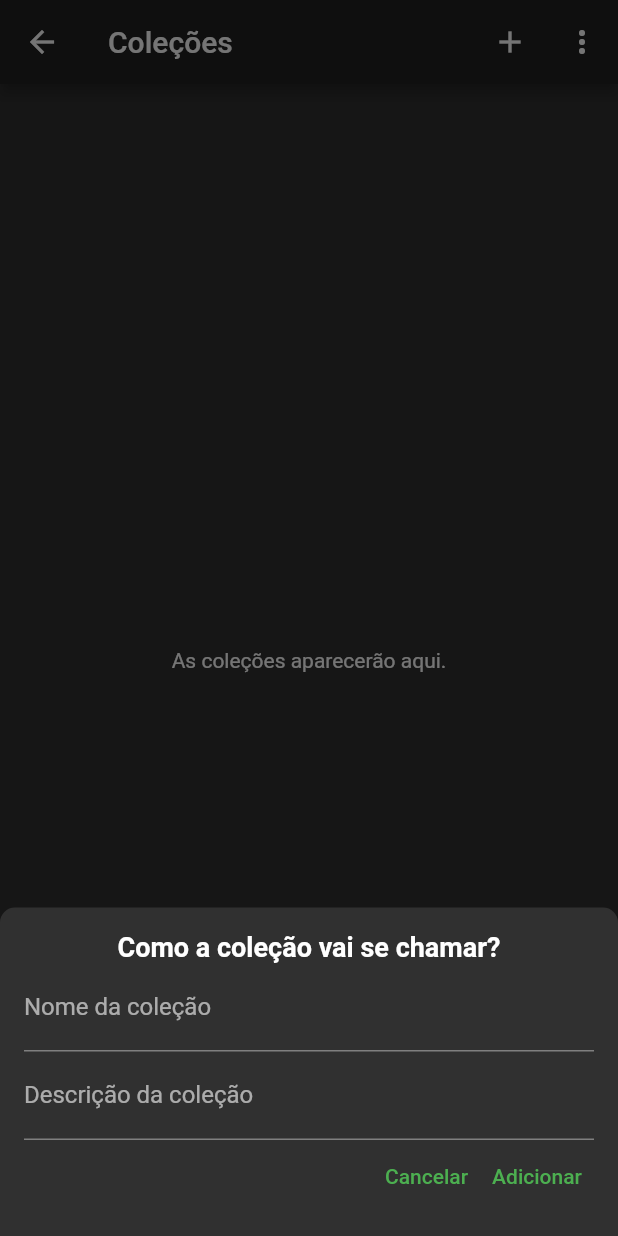
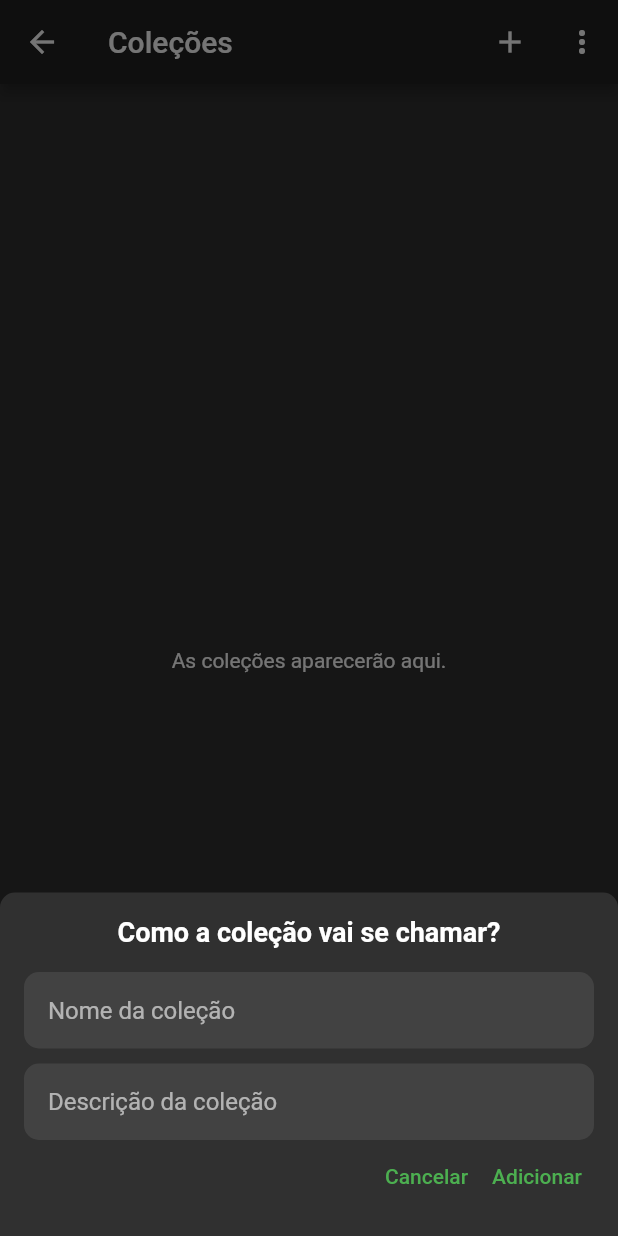
Before and after one commit to diegowinter/Notebook, a Flutter app: the DashboardScreen screen opened by its route, after a tap on the "add" icon, on a phone screen of 412 x 824 dp. Run offline on Flutter 3.47's test engine with Material 2 defaults, Android fonts, the phone set to English and light mode, and no system bars; our stand-ins replace flutter_markdown; missing offline and left inert: markdown; network calls fail.

Commit message:
change text inputs style and fix markdown quotes

```diff
--- a/lib/main.dart
+++ b/lib/main.dart
@@ -50,6 +50,7 @@ class MyApp extends StatelessWidget {
           brightness: Brightness.dark,
           //primaryColor: Colors.green,
           primarySwatch: Colors.green,
+          accentColor: Colors.grey,
           backgroundColor: Colors.black87
         ),
         themeMode: ThemeMode.dark,
--- a/lib/screens/dashboard_screen.dart
+++ b/lib/screens/dashboard_screen.dart
@@ -91,6 +91,11 @@ class _DashboardScreenState extends State<DashboardScreen> {
           PopupMenuButton(
             icon: Icon(Icons.more_vert),
             tooltip: 'Mais opções',
+            onSelected: (value) {
+              if (value == 1) {
+                Navigator.of(context).pushReplacementNamed(AppRoutes.AUTH);
+              }
+            },
             itemBuilder: (ctx) => [
               PopupMenuItem(
                 child: Row(
@@ -100,6 +105,7 @@ class _DashboardScreenState extends State<DashboardScreen> {
                     Text('Desconectar')
                   ],
                 ),
+                value: 1,
               )
             ],
           ),
--- a/lib/widgets/add_collection_modal.dart
+++ b/lib/widgets/add_collection_modal.dart
@@ -2,6 +2,8 @@ import 'package:flutter/material.dart';
 import 'package:notebook/providers/collections.dart';
 import 'package:notebook/utils/mode.dart';
 import 'package:provider/provider.dart';
+
+import 'custom_text_form_field.dart';
 
 class AddCollectionModal extends StatefulWidget {
   final String collectionId;
@@ -114,15 +116,14 @@ class _AddCollectionModalState extends State<AddCollectionModal> with SingleTick
                       fontWeight: FontWeight.bold
                     ),
                   ),
+                  SizedBox(height: 16),
                   Form(
                     key: _form,
                     child: Column(
                       children: [
-                        TextFormField(
+                        CustomTextFormField(
                           controller: _nameController,
-                          decoration: InputDecoration(
-                            labelText: 'Nome da coleção'
-                          ),
+                          hint: 'Nome da coleção',
                           validator: (value) {
                             if (value!.trim().isEmpty) {
                               return 'O nome não pode ser vazio.';
@@ -132,12 +133,12 @@ class _AddCollectionModalState extends State<AddCollectionModal> with SingleTick
                           onSaved: (value) => _formData['name'] = value!,
                           textInputAction: TextInputAction.next,
                           textCapitalization: TextCapitalization.sentences,
+                          maxLength: 50,
                         ),
-                        TextFormField(
+                        SizedBox(height: 10),
+                        CustomTextFormField(
                           controller: _descriptionController,
-                          decoration: InputDecoration(
-                            labelText: 'Descrição da coleção'
-                          ),
+                          hint: 'Descrição da coleção',
                           validator: (value) {
                             if (value!.trim().isEmpty) {
                               return 'A descrição não pode ser vazia.';
@@ -147,6 +148,7 @@ class _AddCollectionModalState extends State<AddCollectionModal> with SingleTick
                           onSaved: (value) => _formData['description'] = value!,
                           textInputAction: TextInputAction.done,
                           textCapitalization: TextCapitalization.sentences,
+                          maxLength: 100,
                         ),
                       ],
                     ),
--- /dev/null
+++ b/lib/widgets/custom_text_form_field.dart
@@ -0,0 +1,83 @@
+import 'package:flutter/material.dart';
+
+class CustomTextFormField extends StatelessWidget {
+  final String hint;
+  final int maxLength;
+  final bool showCounter;
+  final bool multiline;
+  final bool obscureText;
+  final TextInputAction textInputAction;
+  final String? Function(String?) validator;
+  final void Function(String?) onSaved;
+  final TextInputType keyboardType;
+  final TextCapitalization textCapitalization;
+  final bool enabled;
+  final Color backgroundColor;
+  final TextEditingController? controller;
+
+  CustomTextFormField({
+    required this.hint,
+    required this.maxLength,
+    required this.validator,
+    required this.onSaved,
+    required this.textInputAction,
+    this.showCounter = false,
+    this.multiline = false,
+    this.obscureText = false,
+    this.enabled = true,
+    this.keyboardType = TextInputType.text,
+    this.textCapitalization = TextCapitalization.none,
+    this.backgroundColor = const Color.fromRGBO(66, 66, 66, 1),
+    this.controller
+  });
+
+  @override
+  Widget build(BuildContext context) {
+    return Container(
+      child: TextFormField(
+        textCapitalization: textCapitalization,
+        textInputAction: textInputAction,
+        keyboardType: keyboardType,
+        enabled: enabled,
+        decoration: InputDecoration(
+          fillColor: backgroundColor,
+          filled: true,
+          hintText: hint,
+          border: OutlineInputBorder(
+            borderRadius: BorderRadius.circular(10),
+            borderSide: BorderSide.none
+          ),
+          contentPadding: const EdgeInsets.all(16),
+          counterText: showCounter ? null : '',
+          errorStyle: TextStyle(
+            color: Theme.of(context).errorColor,
+          ),
+          errorMaxLines: 2,
+          // suffixIcon: suffixIcon
+        ),
+        obscureText: obscureText,
+        maxLength: maxLength,
+        maxLines: multiline ? null : 1,
+        minLines: multiline ? 3 : 1,
+        validator: validator,
+        onSaved: onSaved,
+        controller: controller,
+        buildCounter: (_, {required currentLength, maxLength, required isFocused}) => Padding(
+          padding: const EdgeInsets.only(left: 16.0),
+          child: Padding(
+            padding: const EdgeInsets.only(bottom: 16.0),
+            child: Container(
+              alignment: Alignment.centerRight,
+              child: Text(
+                currentLength.toString() + "/" + maxLength.toString(),
+                style: TextStyle(
+                  color: Colors.grey.shade700
+                ),
+              )
+            ),
+          ),
+        ),
+      ),
+    );
+  }
+}
```
Also changed, not shown: lib/screens/auth_screen.dart (+12 -8 lines), lib/screens/page_composer_screen.dart (+22 -8 lines), lib/screens/page_viewer_screen.dart (+12 -0 lines).
